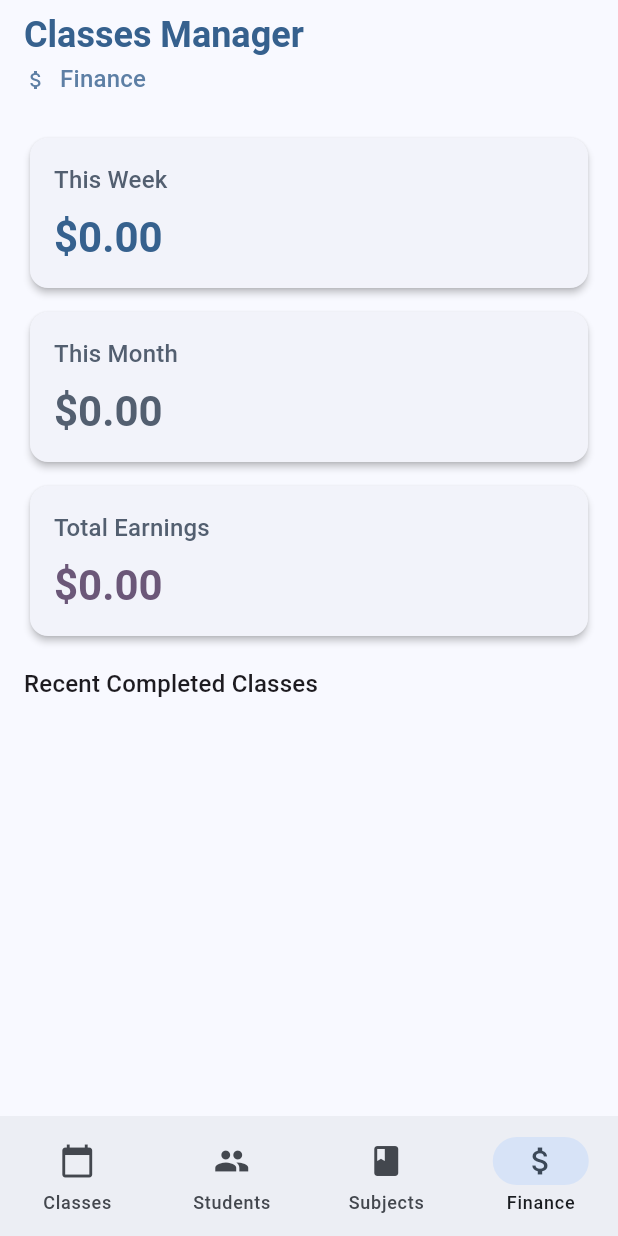
After one commit to RMaster121/classes_manager, a Flutter app: the screen it shows after launch, item 4 of the bottom bar chosen, on a phone screen of 412 x 824 dp. The commit adds this screen. Run offline on Flutter 3.47's test engine with Material 3 defaults, Android fonts, the phone set to English and light mode, and no system bars; our stand-ins replace google_fonts, sqflite; accounts and stored records are empty.

Commit message:
Add Finance Screen with earnings tracking and class summary

```diff
--- a/lib/main.dart
+++ b/lib/main.dart
@@ -4,6 +4,7 @@ import 'services/database_service.dart';
 import 'screens/students_screen.dart';
 import 'screens/subjects_screen.dart';
 import 'screens/classes_screen.dart';
+import 'screens/finance_screen.dart';
 
 void main() async {
   WidgetsFlutterBinding.ensureInitialized();
@@ -40,12 +41,18 @@ class _MainScreenState extends State<MainScreen> {
   int _selectedIndex = 0;
 
   static const String _appName = 'Classes Manager';
-  static const List<String> _screenTitles = ['Classes', 'Students', 'Subjects'];
+  static const List<String> _screenTitles = [
+    'Classes',
+    'Students',
+    'Subjects',
+    'Finance',
+  ];
 
   static const List<Widget> _screens = <Widget>[
     ClassesScreen(),
     StudentsScreen(),
     SubjectsScreen(),
+    FinanceScreen(),
   ];
 
   void _onItemTapped(int index) {
@@ -77,7 +84,9 @@ class _MainScreenState extends State<MainScreen> {
                       ? Icons.calendar_today
                       : _selectedIndex == 1
                       ? Icons.people
-                      : Icons.book,
+                      : _selectedIndex == 2
+                      ? Icons.book
+                      : Icons.attach_money,
                   size: 16,
                   color: Theme.of(context).colorScheme.primary.withOpacity(0.8),
                 ),
@@ -110,6 +119,10 @@ class _MainScreenState extends State<MainScreen> {
           ),
           NavigationDestination(icon: Icon(Icons.people), label: 'Students'),
           NavigationDestination(icon: Icon(Icons.book), label: 'Subjects'),
+          NavigationDestination(
+            icon: Icon(Icons.attach_money),
+            label: 'Finance',
+          ),
         ],
       ),
     );
--- /dev/null
+++ b/lib/screens/finance_screen.dart
@@ -0,0 +1,174 @@
+import 'package:flutter/material.dart';
+import 'package:intl/intl.dart';
+import '../models/class.dart';
+import '../services/database_service.dart';
+
+class FinanceScreen extends StatefulWidget {
+  const FinanceScreen({super.key});
+
+  @override
+  State<FinanceScreen> createState() => _FinanceScreenState();
+}
+
+class _FinanceScreenState extends State<FinanceScreen> {
+  List<Class> _allClasses = [];
+  bool _isLoading = true;
+  final _currencyFormat = NumberFormat.currency(symbol: '\$');
+
+  @override
+  void initState() {
+    super.initState();
+    _loadData();
+  }
+
+  Future<void> _loadData() async {
+    setState(() => _isLoading = true);
+    final loadedClasses = await DatabaseService.instance.getClasses();
+    setState(() {
+      _allClasses = loadedClasses;
+      _isLoading = false;
+    });
+  }
+
+  double _calculateEarnings(List<Class> classes) {
+    return classes.fold(
+      0.0,
+      (sum, cls) => sum + (cls.subject.basePricePerHour * cls.duration),
+    );
+  }
+
+  List<Class> _getCompletedClassesForPeriod(DateTime start, DateTime end) {
+    return _allClasses
+        .where(
+          (cls) =>
+              cls.status == ClassStatus.completed &&
+              !cls.dateTime.isBefore(start) && // inclusive start
+              cls.dateTime.isBefore(end), // exclusive end
+        )
+        .toList();
+  }
+
+  Widget _buildEarningsCard(String title, double amount, {Color? color}) {
+    return Card(
+      child: Padding(
+        padding: const EdgeInsets.all(16.0),
+        child: Column(
+          crossAxisAlignment: CrossAxisAlignment.start,
+          children: [
+            Text(
+              title,
+              style: Theme.of(context).textTheme.titleMedium?.copyWith(
+                color: Theme.of(context).colorScheme.secondary,
+              ),
+            ),
+            const SizedBox(height: 8),
+            Text(
+              _currencyFormat.format(amount),
+              style: Theme.of(context).textTheme.headlineMedium?.copyWith(
+                color: color ?? Theme.of(context).colorScheme.primary,
+                fontWeight: FontWeight.bold,
+              ),
+            ),
+          ],
+        ),
+      ),
+    );
+  }
+
+  @override
+  Widget build(BuildContext context) {
+    if (_isLoading) {
+      return const Center(child: CircularProgressIndicator());
+    }
+
+    // Calculate date ranges
+    final now = DateTime.now();
+    // Start of week (Monday 00:00:00)
+    final startOfWeek = DateTime(
+      now.year,
+      now.month,
+      now.day - (now.weekday - 1),
+    );
+    // Start of next week (following Monday 00:00:00)
+    final endOfWeek = startOfWeek.add(const Duration(days: 7));
+
+    final startOfMonth = DateTime(now.year, now.month, 1);
+    final endOfMonth = DateTime(now.year, now.month + 1, 1);
+
+    // Get completed classes for each period
+    final weeklyClasses = _getCompletedClassesForPeriod(startOfWeek, endOfWeek);
+    final monthlyClasses = _getCompletedClassesForPeriod(
+      startOfMonth,
+      endOfMonth,
+    );
+    final allCompletedClasses =
+        _allClasses
+            .where((cls) => cls.status == ClassStatus.completed)
+            .toList();
+
+    // Calculate earnings
+    final weeklyEarnings = _calculateEarnings(weeklyClasses);
+    final monthlyEarnings = _calculateEarnings(monthlyClasses);
+    final totalEarnings = _calculateEarnings(allCompletedClasses);
+
+    return RefreshIndicator(
+      onRefresh: _loadData,
+      child: ListView(
+        padding: const EdgeInsets.all(16.0),
+        children: [
+          _buildEarningsCard(
+            'This Week',
+            weeklyEarnings,
+            color: Theme.of(context).colorScheme.primary,
+          ),
+          const SizedBox(height: 8),
+          _buildEarningsCard(
+            'This Month',
+            monthlyEarnings,
+            color: Theme.of(context).colorScheme.secondary,
+          ),
+          const SizedBox(height: 8),
+          _buildEarningsCard(
+            'Total Earnings',
+            totalEarnings,
+            color: Theme.of(context).colorScheme.tertiary,
+          ),
+          const SizedBox(height: 16),
+          Text(
+            'Recent Completed Classes',
+            style: Theme.of(context).textTheme.titleMedium,
+          ),
+          const SizedBox(height: 8),
+          ...allCompletedClasses
+              .take(5)
+              .map(
+                (cls) => Card(
+                  child: ListTile(
+                    leading: CircleAvatar(
+                      backgroundColor: cls.student.color,
+                      child: Text(
+                        cls.student.name[0],
+                        style: const TextStyle(color: Colors.white),
+                      ),
+                    ),
+                    title: Text(cls.student.name),
+                    subtitle: Text(
+                      '${cls.subject.name} - ${DateFormat('MMM d, y').format(cls.dateTime)}',
+                    ),
+                    trailing: Text(
+                      _currencyFormat.format(
+                        cls.subject.basePricePerHour * cls.duration,
+                      ),
+                      style: Theme.of(context).textTheme.titleMedium?.copyWith(
+                        color: Theme.of(context).colorScheme.primary,
+                      ),
+                    ),
+                  ),
+                ),
+              )
+              .toList(),
+        ],
+      ),
+    );
+  }
+}
```
